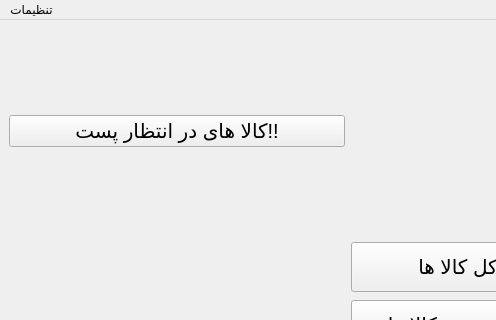
This is PostAdminWindow.ui in Alireza8hi/Project-DigiKala as Qt 5 draws it before an edit; both pictures show x 0 to 496 and y 0 to 320 of the 915 by 621 pixel window. The edited form follows.
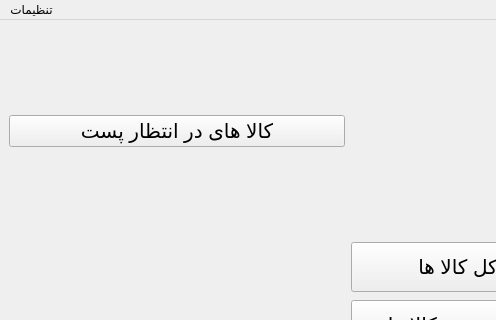
This is the edited form. Icons and pictures are not drawn.

The edit to the form file:
```diff
--- a/PostAdminWindow.ui
+++ b/PostAdminWindow.ui
@@ -55,7 +55,7 @@
        <string notr="true">color: rgb(0, 0, 0);</string>
       </property>
       <property name="text">
-       <string>کالا های در انتظار پست!!</string>
+       <string>کالا های در انتظار پست</string>
       </property>
       <property name="icon">
        <iconset resource="icons.qrc">
```
Left out of the diff: 16 changed lines with no effect on the pictures.
